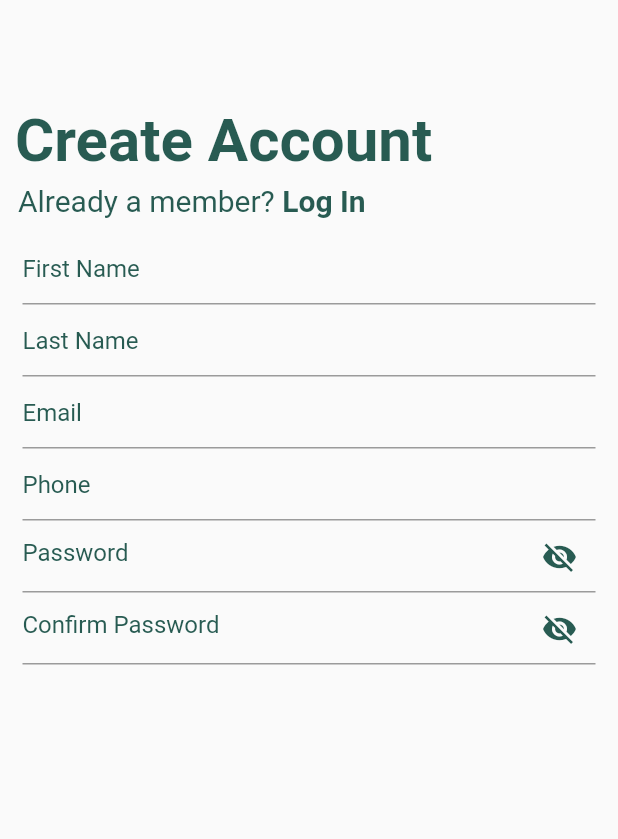
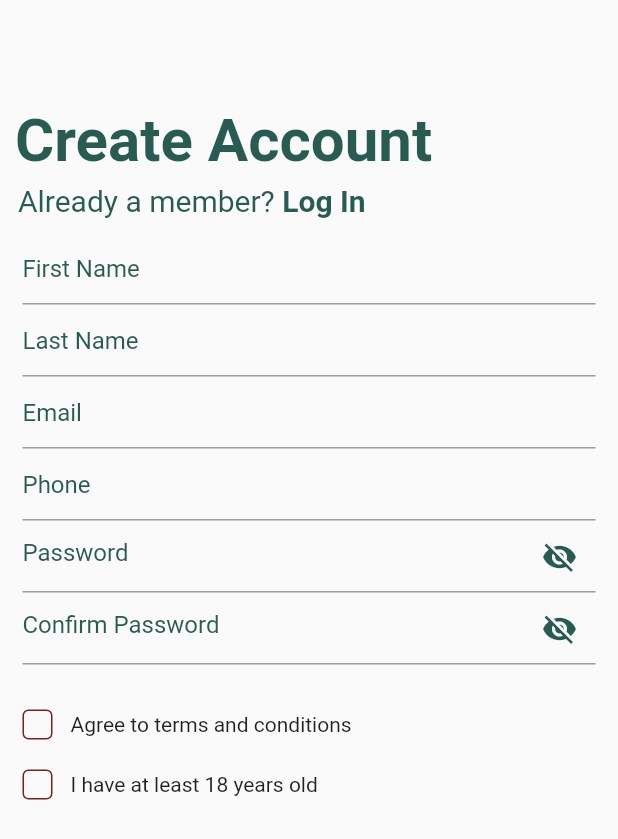
Before and after one commit to dawirashid/sign_up_page, a Flutter app: the screen it shows after launch, on a phone screen of 412 x 824 dp. Shown: the top 839 px of the screen. Run offline on Flutter 3.47's test engine with Material 2 defaults, Android fonts, the phone set to English and light mode, and no system bars.

Commit message:
add checkbox.dart

```diff
--- /dev/null
+++ b/lib/checkbox.dart
@@ -0,0 +1,52 @@
+import 'package:flutter/material.dart';
+
+class CheckBox extends StatefulWidget {
+  const CheckBox({Key? key, required this.text}) : super(key: key);
+
+  final String text;
+
+  @override
+  _CheckBoxState createState() => _CheckBoxState();
+}
+
+class _CheckBoxState extends State<CheckBox> {
+  bool _isSelected = false;
+
+  @override
+  Widget build(BuildContext context) {
+    return Column(
+      children: [
+        Row(
+          children: [
+            GestureDetector(
+              onTap: () {
+                setState(() {
+                  _isSelected = !_isSelected;
+                });
+              },
+              child: Container(
+                width: 20,
+                height: 20,
+                decoration: BoxDecoration(
+                  borderRadius: BorderRadius.circular(4),
+                  border: Border.all(
+                    color: const Color(0xeb760b0b),
+                  ),
+                ),
+                child: _isSelected? const Icon(
+                  Icons.check,
+                  size: 17,
+                  color: Color(0xeb164e44),
+                ): null
+              ),
+            ),
+            const SizedBox(
+              width: 12,
+            ),
+            Text(widget.text),
+          ],
+        ),
+      ],
+    );
+  }
+}
--- a/lib/sign_up_page.dart
+++ b/lib/sign_up_page.dart
@@ -1,8 +1,11 @@
 import 'package:flutter/material.dart';
+import 'package:sign_up_page/checkbox.dart';
 import 'package:sign_up_page/sign_up_form.dart';
 
 class SignUpPage extends StatefulWidget {
   const SignUpPage({Key? key}) : super(key: key);
+
+
 
   @override
   _SignUpPageState createState() => _SignUpPageState();
@@ -63,6 +66,16 @@ class _SignUpPageState extends State<SignUpPage> {
               padding: EdgeInsets.only(left: 15,right: 15),
               child: SignUpForm(),
             ),
+            const SizedBox(height: 20,),
+            const Padding(
+              padding: EdgeInsets.only(left: 15, right: 15),
+              child: CheckBox(text: 'Agree to terms and conditions',),
+            ),
+            const SizedBox(height: 20,),
+            const Padding(
+              padding: EdgeInsets.only(left: 15, right: 15),
+              child: CheckBox(text: 'I have at least 18 years old',),
+            )
           ],
         ),
       ),
```
